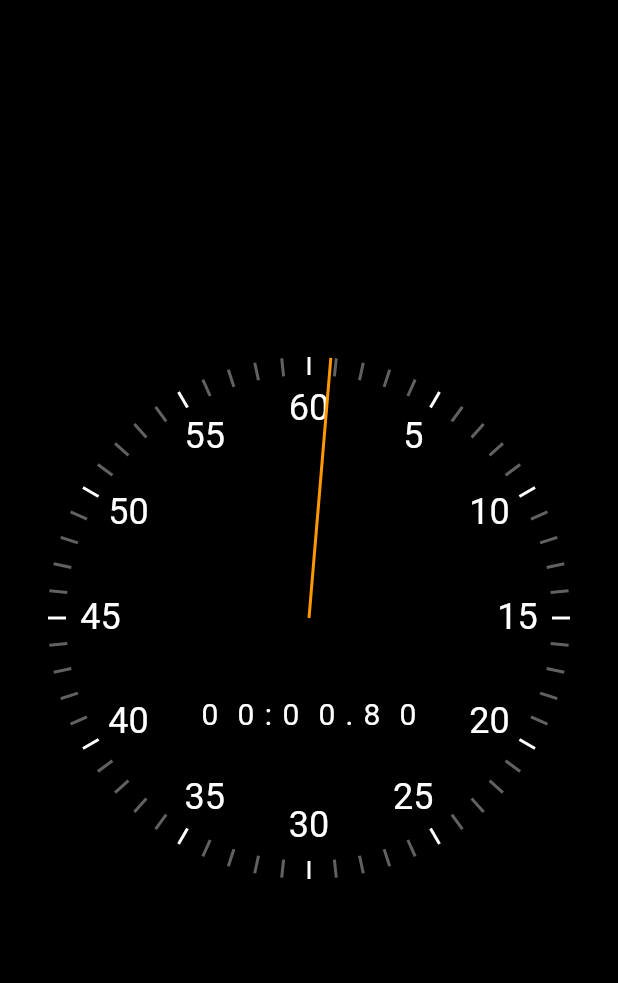
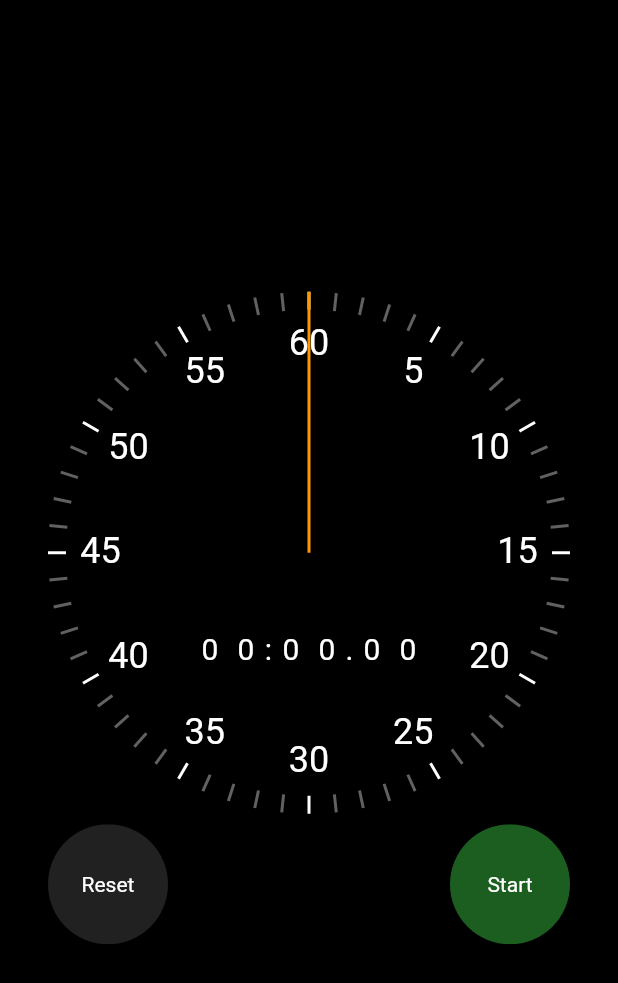
Before and after one commit to NickolayA/Flutter-Stopwatch, a Flutter app: the first screen one second after launch, on a phone screen of 412 x 824 dp. Shown: the top 983 px of the screen. Run offline on Flutter 3.47's test engine with Material 2 defaults, Android fonts, the phone set to English and light mode, and no system bars.

Commit message:
Control buttons are added

```diff
--- a/lib/main.dart
+++ b/lib/main.dart
@@ -29,7 +29,7 @@ class MyHomePage extends StatelessWidget {
           child: Padding(
             padding: const EdgeInsets.all(32.0),
             child: AspectRatio(
-              aspectRatio: 1.0,
+              aspectRatio: 0.8,
               child: Stopwatch(),
             ),
           ),
--- a/lib/ui/stopwatch.dart
+++ b/lib/ui/stopwatch.dart
@@ -1,5 +1,7 @@
 import 'package:flutter/material.dart';
 import 'package:flutter/scheduler.dart';
+import 'package:stopwatch_flutter/ui/reset_button.dart';
+import 'package:stopwatch_flutter/ui/start_stop_button.dart';
 import 'package:stopwatch_flutter/ui/stopwatch_renderer.dart';
 
 class Stopwatch extends StatefulWidget {
@@ -9,17 +11,20 @@ class Stopwatch extends StatefulWidget {
 
 class _StopwatchState extends State<Stopwatch>
     with SingleTickerProviderStateMixin {
-  Duration _elapsed = Duration.zero;
+  Duration _previouslyElapsed = Duration.zero;
+  Duration _currentlyElapsed = Duration.zero;
+  Duration get _elapsed => _previouslyElapsed + _currentlyElapsed;
+
+  bool _isRunning = false;
   late final Ticker _ticker;
   @override
   void initState() {
     super.initState();
     _ticker = this.createTicker((elapsed) {
       setState(() {
-        _elapsed = elapsed;
+        _currentlyElapsed = elapsed;
       });
     });
-    _ticker.start();
   }
 
   @override
@@ -28,12 +33,59 @@ class _StopwatchState extends State<Stopwatch>
     super.dispose();
   }
 
+  void _toggleRunning() {
+    setState(() {
+      _isRunning = !_isRunning;
+      if (_isRunning) {
+        _ticker.start();
+      } else {
+        _ticker.stop();
+        _previouslyElapsed += _currentlyElapsed;
+        _currentlyElapsed = Duration.zero;
+      }
+    });
+  }
+
+  void _reset() {
+    _ticker.stop();
+    setState(() {
+      _isRunning = false;
+      _previouslyElapsed = Duration.zero;
+      _currentlyElapsed = Duration.zero;
+    });
+  }
+
   @override
   Widget build(BuildContext context) {
     return LayoutBuilder(
       builder: (context, constraints) {
         final radius = constraints.maxWidth / 2;
-        return StopwatchRenderer(elapsed: _elapsed, radius: radius);
+        return Stack(
+          children: [
+            StopwatchRenderer(elapsed: _elapsed, radius: radius),
+            Align(
+              alignment: Alignment.bottomLeft,
+              child: SizedBox(
+                width: 80,
+                height: 80,
+                child: ResetButton(
+                  onPressed: _reset,
+                ),
+              ),
+            ),
+            Align(
+              alignment: Alignment.bottomRight,
+              child: SizedBox(
+                width: 80,
+                height: 80,
+                child: StartStopButton(
+                  onPressed: _toggleRunning,
+                  isRunning: _isRunning,
+                ),
+              ),
+            )
+          ],
+        );
       },
     );
   }
```
